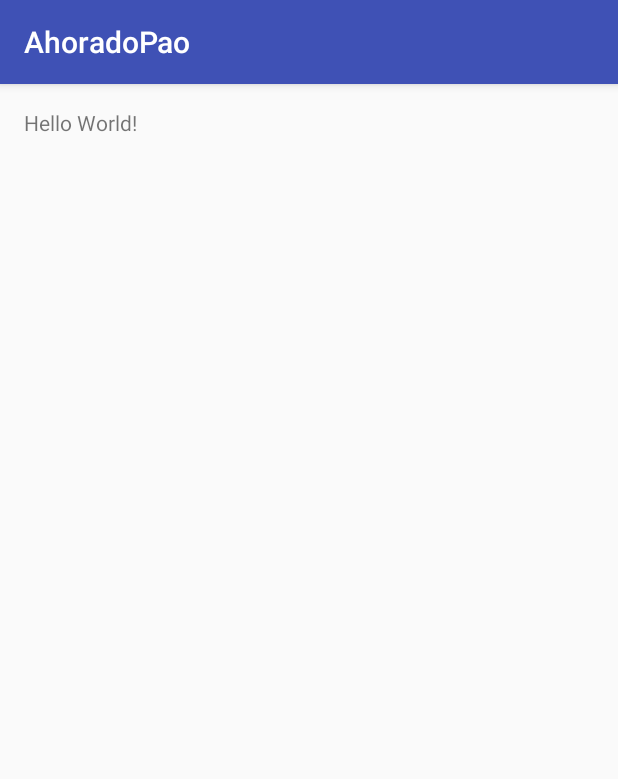
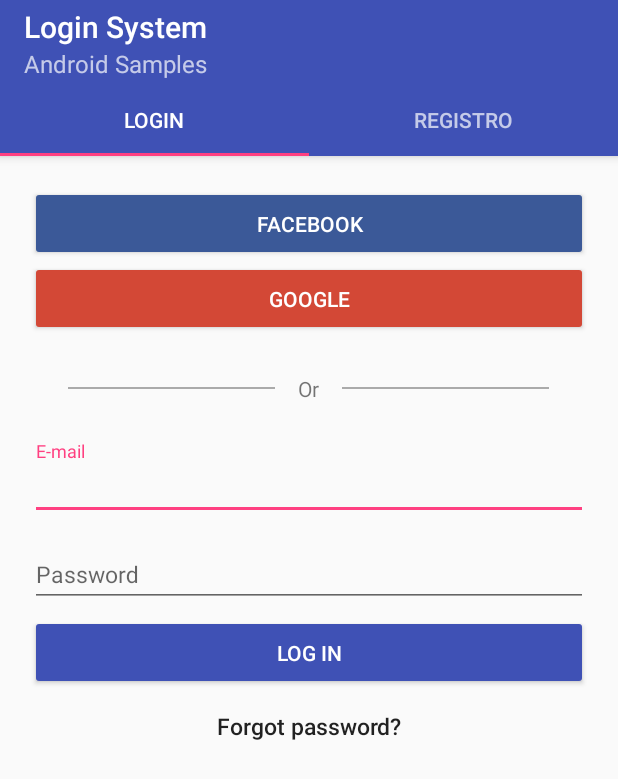
Before and after one commit to Jamylle/Horadopao, an Android app: the screen it shows after launch (Padarias before the commit, AuthActivity after it), on a phone screen of 412 x 824 dp. Shown: the top 779 px of the screen. Run offline under Robolectric (Android 15) with nearby library versions, the phone set to English and light mode, and no system bars.

Commit message:
Adição de diretórios para activities/fragments e de layouts para telas de autenticação

```diff
--- a/AhoradoPao/app/build.gradle
+++ b/AhoradoPao/app/build.gradle
@@ -30,5 +30,7 @@ dependencies {
         exclude group: 'com.android.support', module: 'support-annotations'
     })
     compile 'com.android.support:appcompat-v7:25.1.0'
+    compile 'com.android.support:design:25.1.0'
+    compile 'com.android.support:support-v4:25.1.0'
     testCompile 'junit:junit:4.12'
 }
--- a/AhoradoPao/app/src/main/AndroidManifest.xml
+++ b/AhoradoPao/app/src/main/AndroidManifest.xml
@@ -8,13 +8,14 @@
         android:label="@string/app_name"
         android:supportsRtl="true"
         android:theme="@style/AppTheme">
-        <activity android:name=".Padarias">
+        <activity android:name=".activities.AuthActivity">
             <intent-filter>
                 <action android:name="android.intent.action.MAIN" />
 
                 <category android:name="android.intent.category.LAUNCHER" />
             </intent-filter>
         </activity>
+        <activity android:name=".activities.Padarias"/>
     </application>
 
 </manifest>
--- /dev/null
+++ b/AhoradoPao/app/src/main/java/com/example/jamylle/ahoradopao/activities/AuthActivity.java
@@ -0,0 +1,87 @@
+package com.example.jamylle.ahoradopao.activities;
+
+import android.support.design.widget.TabLayout;
+import android.support.v4.app.Fragment;
+import android.support.v4.app.FragmentManager;
+import android.support.v4.app.FragmentPagerAdapter;
+import android.support.v4.view.ViewPager;
+import android.support.v7.app.AppCompatActivity;
+import android.os.Bundle;
+import android.support.v7.widget.Toolbar;
+
+import com.example.jamylle.ahoradopao.R;
+import com.example.jamylle.ahoradopao.fragments.LoginFragment;
+import com.example.jamylle.ahoradopao.fragments.RegistrationFragment;
+
+import java.util.ArrayList;
+import java.util.List;
+
+public class AuthActivity extends AppCompatActivity {
+
+    @Override
+    protected void onCreate(Bundle savedInstanceState) {
+
+        super.onCreate(savedInstanceState);
+        setContentView(R.layout.activity_auth);
+
+        Toolbar toolbar = (Toolbar)findViewById(R.id.toolbar);
+        toolbar.setTitle(R.string.toolbar_title);
+        toolbar.setSubtitle(R.string.toolbar_sub_title);
+
+        setSupportActionBar(toolbar);
+
+        ViewPager viewPager = (ViewPager)findViewById(R.id.viewPager);
+
+        if (viewPager != null) {
+
+            setUpViewPager(viewPager);
+        }
+
+        TabLayout tabLayout = (TabLayout)findViewById(R.id.tabLayout);
+        tabLayout.setupWithViewPager(viewPager);
+    }
+
+    private void setUpViewPager(ViewPager viewPager) {
+
+        TabLayoutAdapter adapter = new TabLayoutAdapter(getSupportFragmentManager());
+        adapter.addFragment(new LoginFragment(), "Login");
+        adapter.addFragment(new RegistrationFragment(), "Registro");
+
+        viewPager.setAdapter(adapter);
+    }
+
+    private class TabLayoutAdapter extends FragmentPagerAdapter {
+
+        private final List<Fragment> fragments = new ArrayList<>();
+        private final List<String> fragmentNames = new ArrayList<>();
+
+        public TabLayoutAdapter(FragmentManager fm) {
+
+            super(fm);
+        }
+
+        public void addFragment(Fragment fragment, String title) {
+
+            fragments.add(fragment);
+            fragmentNames.add(title);
+        }
+
+        @Override
+        public Fragment getItem(int position) {
+
+            return fragments.get(position);
+        }
+
+        @Override
+        public int getCount() {
+
+            return fragments.size();
+        }
+
+        @Override
+        public CharSequence getPageTitle(int position) {
+
+            return fragmentNames.get(position);
+        }
+    }
+}
--- a/AhoradoPao/app/src/main/java/com/example/jamylle/ahoradopao/Padarias.java
+++ b/AhoradoPao/app/src/main/java/com/example/jamylle/ahoradopao/activities/Padarias.java
@@ -1,7 +1,9 @@
-package com.example.jamylle.ahoradopao;
+package com.example.jamylle.ahoradopao.activities;
 
 import android.support.v7.app.AppCompatActivity;
 import android.os.Bundle;
+
+import com.example.jamylle.ahoradopao.R;
 
 public class Padarias extends AppCompatActivity {
 
--- /dev/null
+++ b/AhoradoPao/app/src/main/java/com/example/jamylle/ahoradopao/fragments/LoginFragment.java
@@ -0,0 +1,34 @@
+package com.example.jamylle.ahoradopao.fragments;
+
+import android.content.Intent;
+import android.os.Bundle;
+import android.support.v4.app.Fragment;
+import android.view.LayoutInflater;
+import android.view.View;
+import android.view.ViewGroup;
+import android.widget.Button;
+
+import com.example.jamylle.ahoradopao.R;
+import com.example.jamylle.ahoradopao.activities.Padarias;
+
+public class LoginFragment extends Fragment {
+
+    @Override
+    public View onCreateView(LayoutInflater inflater, ViewGroup container, Bundle savedInstanceState) {
+
+        View view = inflater.inflate(R.layout.fragment_login, container, false);
+
+        Button button = (Button) view.findViewById(R.id.loginButton);
+        button.setOnClickListener(new View.OnClickListener() {
+
+            @Override
+            public void onClick(View v) {
+
+                startActivity(new Intent(getContext(), Padarias.class));
+                getActivity().finish();
+            }
+        });
+
+        return  view;
+    }
+}
--- /dev/null
+++ b/AhoradoPao/app/src/main/java/com/example/jamylle/ahoradopao/fragments/RegistrationFragment.java
@@ -0,0 +1,18 @@
+package com.example.jamylle.ahoradopao.fragments;
+
+import android.os.Bundle;
+import android.support.v4.app.Fragment;
+import android.view.LayoutInflater;
+import android.view.View;
+import android.view.ViewGroup;
+
+import com.example.jamylle.ahoradopao.R;
+
+public class RegistrationFragment extends Fragment {
+
+    @Override
+    public View onCreateView(LayoutInflater inflater, ViewGroup container, Bundle savedInstanceState) {
+
+        return inflater.inflate(R.layout.fragment_registration, container, false);
+    }
+}
--- /dev/null
+++ b/AhoradoPao/app/src/main/res/layout/activity_auth.xml
@@ -0,0 +1,10 @@
+<?xml version="1.0" encoding="utf-8"?>
+<LinearLayout
+    xmlns:android="http://schemas.android.com/apk/res/android"
+    android:layout_width="match_parent"
+    android:layout_height="match_parent"
+    android:fitsSystemWindows="true">
+
+    <include
+        layout="@layout/include_view_pager"/>
+</LinearLayout>
--- a/AhoradoPao/app/src/main/res/layout/activity_padarias.xml
+++ b/AhoradoPao/app/src/main/res/layout/activity_padarias.xml
@@ -1,5 +1,6 @@
 <?xml version="1.0" encoding="utf-8"?>
-<RelativeLayout xmlns:android="http://schemas.android.com/apk/res/android"
+<RelativeLayout
+    xmlns:android="http://schemas.android.com/apk/res/android"
     xmlns:tools="http://schemas.android.com/tools"
     android:id="@+id/activity_padarias"
     android:layout_width="match_parent"
@@ -8,10 +9,10 @@
     android:paddingLeft="@dimen/activity_horizontal_margin"
     android:paddingRight="@dimen/activity_horizontal_margin"
     android:paddingTop="@dimen/activity_vertical_margin"
-    tools:context="com.example.jamylle.ahoradopao.Padarias">
+    tools:context="com.example.jamylle.ahoradopao.activities.Padarias">
 
     <TextView
         android:layout_width="wrap_content"
         android:layout_height="wrap_content"
-        android:text="Hello World!" />
+        android:text="Hello World!"/>
 </RelativeLayout>
--- /dev/null
+++ b/AhoradoPao/app/src/main/res/layout/fragment_login.xml
@@ -0,0 +1,111 @@
+<?xml version="1.0" encoding="utf-8"?>
+<android.support.v4.widget.NestedScrollView
+    xmlns:android="http://schemas.android.com/apk/res/android"
+    android:layout_width="match_parent"
+    android:layout_height="wrap_content">
+
+    <LinearLayout
+        android:layout_width="match_parent"
+        android:layout_height="wrap_content"
+        android:gravity="center_horizontal"
+        android:orientation="vertical"
+        android:padding="20dp">
+
+        <Button
+            android:id="@+id/facebookButton"
+            android:layout_width="match_parent"
+            android:layout_height="wrap_content"
+            android:padding="15dp"
+            android:text="@string/facebook_button"
+            android:theme="@style/AppTheme.FacebookButton"/>
+
+        <Button
+            android:id="@+id/googleButton"
+            android:layout_width="match_parent"
+            android:layout_height="wrap_content"
+            android:padding="15dp"
+            android:text="@string/google_button"
+            android:theme="@style/AppTheme.GoogleButton"/>
+
+        <LinearLayout
+            android:layout_width="match_parent"
+            android:layout_height="wrap_content"
+            android:layout_margin="25dp"
+            android:gravity="center"
+            android:orientation="horizontal">
+
+            <View
+                android:layout_width="0dp"
+                android:layout_height="1dp"
+                android:layout_weight="0.45"
+                android:background="@android:color/darker_gray"
+                android:gravity="center"/>
+
+            <TextView
+                android:layout_width="wrap_content"
+                android:layout_height="wrap_content"
+                android:layout_weight="0.1"
+                android:gravity="center"
+                android:text="Or"/>
+
+            <View
+                android:layout_width="0dp"
+                android:layout_height="1dp"
+                android:layout_weight="0.45"
+                android:background="@android:color/darker_gray"
+                android:gravity="center"/>
+        </LinearLayout>
+
+        <android.support.design.widget.TextInputLayout
+            android:layout_width="match_parent"
+            android:layout_height="wrap_content">
+
+            <android.support.design.widget.TextInputEditText
+                android:id="@+id/editText_loginEmail"
+                android:layout_width="match_parent"
+                android:layout_height="wrap_content"
+                android:layout_marginBottom="5dp"
+                android:hint="@string/hint_email"
+                android:imeOptions="actionNext"
+                android:inputType="textEmailAddress"
+                android:maxLength="50"
+                android:maxLines="1"
+                android:textSize="15sp"/>
+        </android.support.design.widget.TextInputLayout>
+
+        <android.support.design.widget.TextInputLayout
+            android:layout_width="match_parent"
+            android:layout_height="wrap_content">
+
+            <android.support.design.widget.TextInputEditText
+                android:id="@+id/editText_loginPassword"
+                android:layout_width="match_parent"
+                android:layout_height="wrap_content"
+                android:layout_marginBottom="5dp"
+                android:hint="@string/hint_password"
+                android:imeOptions="actionDone"
+                android:inputType="textPassword"
+                android:maxLength="20"
+                android:maxLines="1"
+                android:textSize="15sp"/>
+        </android.support.design.widget.TextInputLayout>
+
+        <Button
+            android:id="@+id/loginButton"
+            android:layout_width="match_parent"
+            android:layout_height="wrap_content"
+            android:padding="15dp"
+            android:radius="2dp"
+            android:text="@string/login_button"
+            android:theme="@style/AppTheme.Button"/>
+
+        <Button
+            android:id="@+id/recoverButton"
+            android:layout_width="match_parent"
+            android:layout_height="wrap_content"
+            android:background="@null"
+            android:text="@string/recover_button"
+            android:textAllCaps="false"
+            android:textSize="15sp"/>
+    </LinearLayout>
+</android.support.v4.widget.NestedScrollView>
--- /dev/null
+++ b/AhoradoPao/app/src/main/res/layout/include_view_pager.xml
@@ -0,0 +1,34 @@
+<?xml version="1.0" encoding="utf-8"?>
+<android.support.design.widget.CoordinatorLayout
+    xmlns:android="http://schemas.android.com/apk/res/android"
+    xmlns:app="http://schemas.android.com/apk/res-auto"
+    android:id="@+id/coordinatorLayout"
+    android:layout_width="match_parent"
+    android:layout_height="match_parent">
+
+    <android.support.design.widget.AppBarLayout
+        android:id="@+id/appBarLayout"
+        android:layout_width="match_parent"
+        android:layout_height="wrap_content"
+        android:theme="@style/ThemeOverlay.AppCompat.Dark.ActionBar">
+
+        <android.support.v7.widget.Toolbar
+            android:id="@+id/toolbar"
+            android:layout_width="match_parent"
+            android:layout_height="?attr/actionBarSize"
+            android:background="?attr/colorPrimary"
+            app:layout_scrollFlags="scroll|enterAlways|snap"
+            app:theme="@style/ThemeOverlay.AppCompat.Dark.ActionBar"/>
+
+        <android.support.design.widget.TabLayout
+            android:id="@+id/tabLayout"
+            android:layout_width="match_parent"
+            android:layout_height="wrap_content"/>
+    </android.support.design.widget.AppBarLayout>
+
+    <android.support.v4.view.ViewPager
+        android:id="@+id/viewPager"
+        android:layout_width="match_parent"
+        android:layout_height="match_parent"
+        app:layout_behavior="@string/appbar_scrolling_view_behavior"/>
+</android.support.design.widget.CoordinatorLayout>
--- a/AhoradoPao/app/src/main/res/values/colors.xml
+++ b/AhoradoPao/app/src/main/res/values/colors.xml
@@ -1,6 +1,11 @@
 <?xml version="1.0" encoding="utf-8"?>
 <resources>
+
     <color name="colorPrimary">#3F51B5</color>
     <color name="colorPrimaryDark">#303F9F</color>
     <color name="colorAccent">#FF4081</color>
+
+    <color name="facebook">#3B5998</color>
+    <color name="google">#d34836</color>
+
 </resources>
--- a/AhoradoPao/app/src/main/res/values/strings.xml
+++ b/AhoradoPao/app/src/main/res/values/strings.xml
@@ -1,3 +1,33 @@
 <resources>
-    <string name="app_name">AhoradoPao</string>
+    <string name="app_name">A Hora do Pão</string>
+
+    <string name="FacebookAppId"><!--FACEBOOK APP ID--></string>
+    <string name="fb_login_protocol_scheme"><!--FACEBOOK APP ID--></string>
+
+    <string name="server_client_id"><!--GOOGLE SERVER ID--></string>
+
+    <!-- Hints -->
+    <string name="hint_name">Name</string>
+    <string name="hint_email">E-mail</string>
+    <string name="hint_password">Password</string>
+    <!-- Hints -->
+
+    <!-- Buttons -->
+    <string name="facebook_button">Facebook</string>
+    <string name="google_button">Google</string>
+    <string name="login_button">Log In</string>
+    <string name="recover_button">Forgot password?</string>
+    <string name="register_button">Register</string>
+    <!-- Buttons -->
+
+    <!-- Toolbars -->
+    <string name="toolbar_title">Login System</string>
+    <string name="toolbar_sub_title">Android Samples</string>
+    <!-- Toolbars -->
+
+    <!-- Labels -->
+    <string name="register_screen_banner">Create your account</string>
+    <string name="terms_of_use">By clicking REGISTER, you agree to our Terms and that you have read our Data Policy.</string>
+    <!-- Labels -->
+
 </resources>
--- a/AhoradoPao/app/src/main/res/values/styles.xml
+++ b/AhoradoPao/app/src/main/res/values/styles.xml
@@ -1,11 +1,32 @@
 <resources>
 
-    <!-- Base application theme. -->
-    <style name="AppTheme" parent="Theme.AppCompat.Light.DarkActionBar">
-        <!-- Customize your theme here. -->
+    <style name="AppTheme" parent="Theme.AppCompat.Light.NoActionBar">
+
         <item name="colorPrimary">@color/colorPrimary</item>
         <item name="colorPrimaryDark">@color/colorPrimaryDark</item>
         <item name="colorAccent">@color/colorAccent</item>
+
+    </style>
+
+    <style name="AppTheme.Button" parent="Widget.AppCompat.Button.Colored">
+
+        <item name="colorButtonNormal">@color/colorPrimary</item>
+        <item name="android:textColor">#FFFFFF</item>
+
+    </style>
+
+    <style name="AppTheme.FacebookButton" parent="AppTheme.Button">
+
+        <item name="colorButtonNormal">@color/facebook</item>
+        <item name="android:textColor">#FFFFFF</item>
+
+    </style>
+
+    <style name="AppTheme.GoogleButton" parent="AppTheme.Button">
+
+        <item name="colorButtonNormal">@color/google</item>
+        <item name="android:textColor">#FFFFFF</item>
+
     </style>
 
 </resources>
```
Also changed, not shown: AhoradoPao/app/src/main/res/layout/fragment_registration.xml (added, +89 -0 lines).
